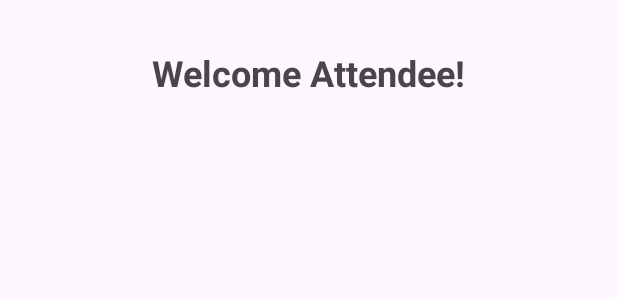
After one commit to CMPUT301F24jobber/QueueUp, an Android app: the layout attendee_home_fragment.xml on its own in the app's theme, with its tools: preview values and no code run, on a phone screen of 412 x 824 dp. The commit adds this screen. Shown: the top 300 px of the screen. Run offline under Robolectric (Android 15) with nearby library versions, the light colour scheme and no system bars.

Commit message:
Richard's login but Attendee included

```diff
--- a/app/src/main/AndroidManifest.xml
+++ b/app/src/main/AndroidManifest.xml
@@ -30,6 +30,10 @@
             android:name="com.example.queueup.views.admin.AdminHome"
             android:exported="true">
         </activity>
+        <activity
+            android:name="com.example.queueup.views.attendee.AttendeeHome"
+            android:exported="true">
+        </activity>
     </application>
 
 </manifest>
--- /dev/null
+++ b/app/src/main/res/layout/attendee_home_fragment.xml
@@ -0,0 +1,17 @@
+<!-- res/layout/admin_home_fragment.xml -->
+<LinearLayout xmlns:android="http://schemas.android.com/apk/res/android"
+    android:layout_width="match_parent"
+    android:layout_height="match_parent"
+    android:orientation="vertical"
+    android:padding="16dp">
+
+    <TextView
+        android:id="@+id/attendeeHomeText"
+        android:layout_width="wrap_content"
+        android:layout_height="wrap_content"
+        android:text="@string/welcome_attendee"
+        android:textSize="24sp"
+        android:textStyle="bold"
+        android:layout_gravity="center"
+        android:padding="16dp"/>
+</LinearLayout>
--- a/app/src/main/res/values/strings.xml
+++ b/app/src/main/res/values/strings.xml
@@ -1,3 +1,4 @@
 <resources>
     <string name="app_name">QueueUp</string>
+    <string name="welcome_attendee">Welcome Attendee!</string>
 </resources>
```
Also changed, not shown: app/src/main/java/com/example/queueup/MainActivity.java (+6 -5 lines), app/src/main/java/com/example/queueup/views/SignUp.java (+6 -4 lines), app/src/main/java/com/example/queueup/views/attendee/AttendeeHome.java (added, +13 -0 lines).
